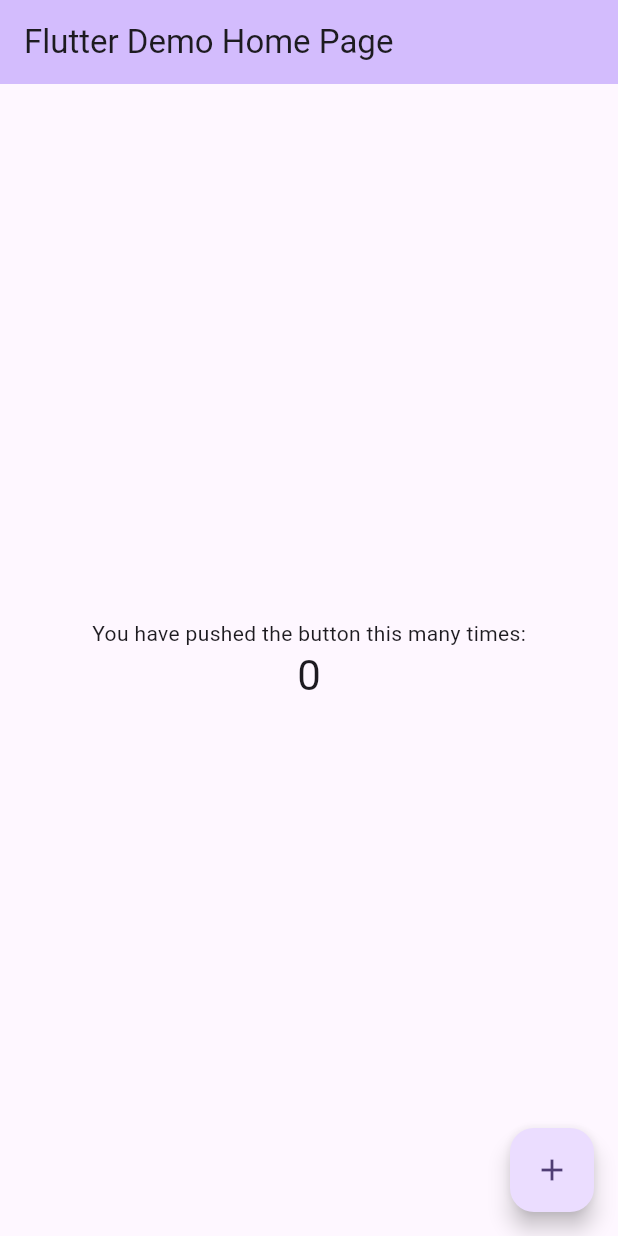
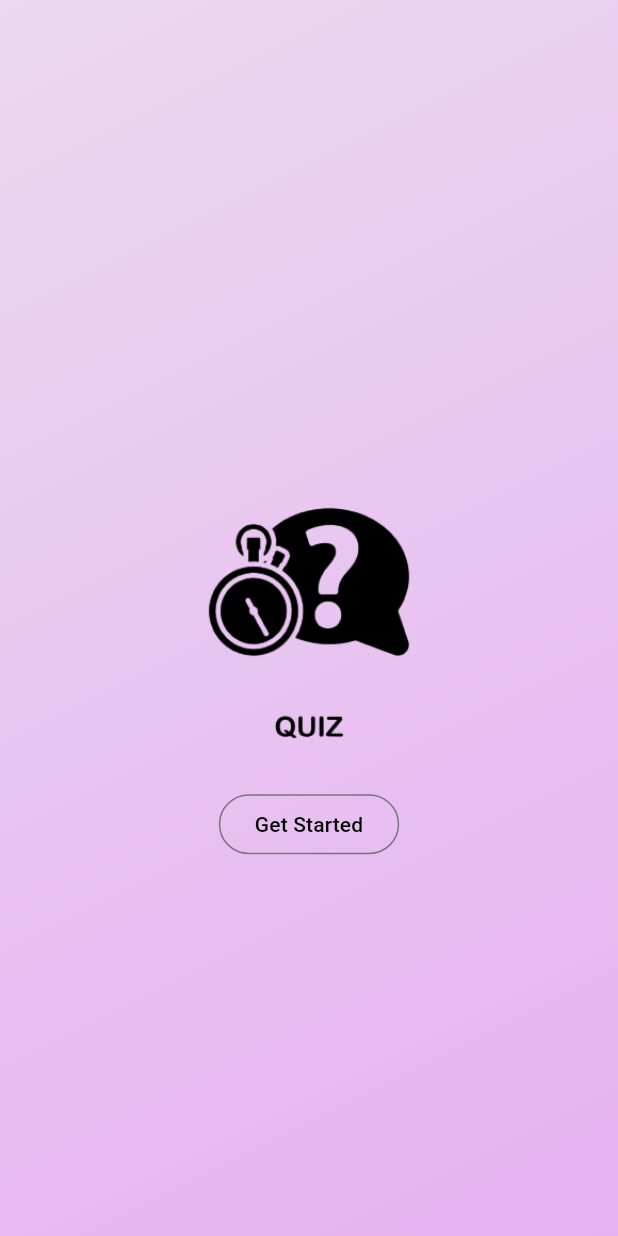
Before and after one commit to Steevebgeorge/quizz_app, a Flutter app: the screen it shows after launch, on a phone screen of 412 x 824 dp. Run offline on Flutter 3.47's test engine with Material 3 defaults, Android fonts, the phone set to English and light mode, and no system bars.

```diff
--- a/lib/main.dart
+++ b/lib/main.dart
@@ -1,4 +1,5 @@
 import 'package:flutter/material.dart';
+import 'package:quizzapp/scaffoldsettings.dart';
 
 void main() {
   runApp(const MyApp());
@@ -7,119 +8,10 @@ void main() {
 class MyApp extends StatelessWidget {
   const MyApp({super.key});
 
-  // This widget is the root of your application.
   @override
   Widget build(BuildContext context) {
-    return MaterialApp(
-      title: 'Flutter Demo',
-      theme: ThemeData(
-        // This is the theme of your application.
-        //
-        // TRY THIS: Try running your application with "flutter run". You'll see
-        // the application has a purple toolbar. Then, without quitting the app,
-        // try changing the seedColor in the colorScheme below to Colors.green
-        // and then invoke "hot reload" (save your changes or press the "hot
-        // reload" button in a Flutter-supported IDE, or press "r" if you used
-        // the command line to start the app).
-        //
-        // Notice that the counter didn't reset back to zero; the application
-        // state is not lost during the reload. To reset the state, use hot
-        // restart instead.
-        //
-        // This works for code too, not just values: Most code changes can be
-        // tested with just a hot reload.
-        colorScheme: ColorScheme.fromSeed(seedColor: Colors.deepPurple),
-        useMaterial3: true,
-      ),
-      home: const MyHomePage(title: 'Flutter Demo Home Page'),
+    return const MaterialApp(
+      home: ScaffoldSettings(),
     );
   }
 }
-
-class MyHomePage extends StatefulWidget {
-  const MyHomePage({super.key, required this.title});
-
-  // This widget is the home page of your application. It is stateful, meaning
-  // that it has a State object (defined below) that contains fields that affect
-  // how it looks.
-
-  // This class is the configuration for the state. It holds the values (in this
-  // case the title) provided by the parent (in this case the App widget) and
-  // used by the build method of the State. Fields in a Widget subclass are
-  // always marked "final".
-
-  final String title;
-
-  @override
-  State<MyHomePage> createState() => _MyHomePageState();
-}
-
-class _MyHomePageState extends State<MyHomePage> {
-  int _counter = 0;
-
-  void _incrementCounter() {
-    setState(() {
-      // This call to setState tells the Flutter framework that something has
-      // changed in this State, which causes it to rerun the build method below
-      // so that the display can reflect the updated values. If we changed
-      // _counter without calling setState(), then the build method would not be
-      // called again, and so nothing would appear to happen.
-      _counter++;
-    });
-  }
-
-  @override
-  Widget build(BuildContext context) {
-    // This method is rerun every time setState is called, for instance as done
-    // by the _incrementCounter method above.
-    //
-    // The Flutter framework has been optimized to make rerunning build methods
-    // fast, so that you can just rebuild anything that needs updating rather
-    // than having to individually change instances of widgets.
-    return Scaffold(
-      appBar: AppBar(
-        // TRY THIS: Try changing the color here to a specific color (to
-        // Colors.amber, perhaps?) and trigger a hot reload to see the AppBar
-        // change color while the other colors stay the same.
-        backgroundColor: Theme.of(context).colorScheme.inversePrimary,
-        // Here we take the value from the MyHomePage object that was created by
-        // the App.build method, and use it to set our appbar title.
-        title: Text(widget.title),
-      ),
-      body: Center(
-        // Center is a layout widget. It takes a single child and positions it
-        // in the middle of the parent.
-        child: Column(
-          // Column is also a layout widget. It takes a list of children and
-          // arranges them vertically. By default, it sizes itself to fit its
-          // children horizontally, and tries to be as tall as its parent.
-          //
-          // Column has various properties to control how it sizes itself and
-          // how it positions its children. Here we use mainAxisAlignment to
-          // center the children vertically; the main axis here is the vertical
-          // axis because Columns are vertical (the cross axis would be
-          // horizontal).
-          //
-          // TRY THIS: Invoke "debug painting" (choose the "Toggle Debug Paint"
-          // action in the IDE, or press "p" in the console), to see the
-          // wireframe for each widget.
-          mainAxisAlignment: MainAxisAlignment.center,
-          children: <Widget>[
-            const Text(
-              'You have pushed the button this many times:',
-            ),
-            Text(
-              '$_counter',
-              style: Theme.of(context).textTheme.headlineMedium,
-            ),
-          ],
-        ),
-      ),
-      floatingActionButton: FloatingActionButton(
-        onPressed: _incrementCounter,
-        tooltip: 'Increment',
-        child: const Icon(Icons.add),
-      ), // This trailing comma makes auto-formatting nicer for build methods.
-    );
-  }
-}
--- /dev/null
+++ b/lib/models/questionfile.dart
@@ -0,0 +1,58 @@
+import 'package:quizzapp/models/questions_class.dart';
+
+const listquestions = [
+  QuestionClass(
+    "Which Indian city is known as the Silicon Valley of India?",
+    [
+      "Bangalore",
+      "Mumbai",
+      "Kolkata",
+      "Hyderabad",
+    ],
+  ),
+  QuestionClass(
+    "Who was the first Prime Minister of India?",
+    [
+      "Jawaharlal Nehru",
+      "Indira Gandhi",
+      "Rajendra Prasad",
+      "Lal Bahadur Shastri",
+    ],
+  ),
+  QuestionClass(
+    "Which river is considered the holiest river in India?",
+    [
+      "Ganga",
+      "Yamuna",
+      "Narmada",
+      "Godavari",
+    ],
+  ),
+  QuestionClass(
+    "What is the national animal of India?",
+    [
+      "Bengal Tiger",
+      "Lion",
+      "Elephant",
+      "Peacock",
+    ],
+  ),
+  QuestionClass(
+    "Who is known as the Father of the Indian Nation?",
+    [
+      "Mahatma Gandhi",
+      "Subhas Chandra Bose",
+      "Jawaharlal Nehru",
+      "Sardar Patel",
+    ],
+  ),
+  QuestionClass(
+    "Which festival is known as the Festival of Lights in India?",
+    [
+      "Diwali",
+      "Holi",
+      "Navratri",
+      "Eid",
+    ],
+  ),
+];
--- /dev/null
+++ b/lib/myhomepage.dart
@@ -0,0 +1,27 @@
+import 'package:flutter/material.dart';
+
+// 1st sreen to occupy scaffold settings
+class WelcomeScreen extends StatelessWidget {
+  const WelcomeScreen(this.getStarted, {super.key});
+  final void Function() getStarted;
+
+  @override
+  Widget build(BuildContext context) {
+    return Center(
+      child: Column(
+        mainAxisAlignment: MainAxisAlignment.center,
+        children: [
+          Image.asset(
+            "assets/logo/logo.png",
+            color: Colors.black,
+          ),
+          OutlinedButton(
+            style: OutlinedButton.styleFrom(foregroundColor: Colors.black),
+            onPressed: getStarted,
+            child: const Text("Get Started"),
+          ),
+        ],
+      ),
+    );
+  }
+}
--- /dev/null
+++ b/lib/scaffoldsettings.dart
@@ -0,0 +1,73 @@
+import 'package:flutter/material.dart';
+import 'package:quizzapp/models/questionfile.dart';
+import 'package:quizzapp/myhomepage.dart';
+import 'package:quizzapp/screen_questions.dart';
+import 'package:quizzapp/screen_result.dart';
+
+class MyApp extends StatelessWidget {
+  const MyApp({super.key});
+
+  @override
+  Widget build(BuildContext context) {
+    return const ScaffoldSettings();
+  }
+}
+
+class ScaffoldSettings extends StatefulWidget {
+  const ScaffoldSettings({super.key});
+
+  @override
+  State<ScaffoldSettings> createState() => _ScaffoldSettingsState();
+}
+
+class _ScaffoldSettingsState extends State<ScaffoldSettings> {
+  List<String> answewrList = [];
+  var activeScreen = 'start-screen';
+  void switchScreen() {
+    setState(() {
+      activeScreen = 'question-screen';
+    });
+  }
+
+  void selectAnswers(String value) {
+    answewrList.add(value);
+
+    if (answewrList.length == listquestions.length) {
+      setState(() {
+        activeScreen = 'Result-screen';
+      });
+    }
+  }
+
+  @override
+  Widget build(BuildContext context) {
+    Widget screenWidget = WelcomeScreen(switchScreen);
+
+    if (activeScreen == 'question-screen') {
+      screenWidget = QuestionsScreen(
+        selectAnswersfunction: selectAnswers,
+      );
+    }
+
+    if (activeScreen == 'Result-screen') {
+      screenWidget = ResultScreen(choosenAnswers: answewrList);
+    }
+    return MaterialApp(
+      home: Scaffold(
+        body: Container(
+          decoration: const BoxDecoration(
+            gradient: LinearGradient(
+              colors: [
+                Color.fromARGB(255, 236, 216, 240),
+                Color.fromARGB(255, 229, 178, 240),
+              ],
+              begin: Alignment.topLeft,
+              end: Alignment.bottomRight,
+            ),
+          ),
+          child: screenWidget,
+        ),
+      ),
+    );
+  }
+}
```
Also changed, not shown: lib/models/questions_class.dart (added, +12 -0 lines), lib/resultsummarywidgets.dart (added, +24 -0 lines), lib/screen_questions.dart (added, +51 -0 lines), lib/screen_result.dart (added, +54 -0 lines), lib/sumarywidgets/indexbutton.dart (added, +29 -0 lines), lib/sumarywidgets/resultinfo.dart (added, +41 -0 lines), lib/widgets/buttons.dart (added, +19 -0 lines), pubspec.yaml (+4 -7 lines), assets/logo/logo.png (added).
